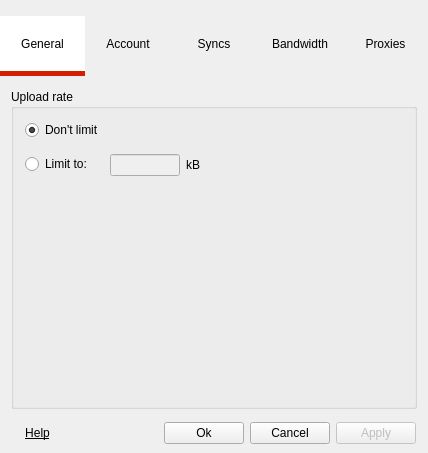
The window that Source/MEGASync/gui/SettingsDialog.ui (meganz/MEGAsync) describes before a commit, drawn with Qt 5.
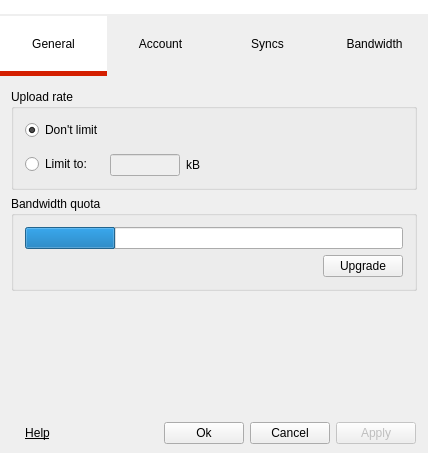
The same window after the commit. The open tabs and pages were chosen to show the change. Icons and pictures are not drawn.

Patch:
```diff
--- a/Source/MEGASync/gui/SettingsDialog.ui
+++ b/Source/MEGASync/gui/SettingsDialog.ui
@@ -32,7 +32,12 @@
    <string>Settings - MEGASync</string>
   </property>
   <property name="styleSheet">
-   <string notr="true">#wTabHeader QToolButton
+   <string notr="true">#lHeader
+{
+background-color: white;
+}
+
+#wTabHeader QToolButton
 {
 width: 70px;
 height: 60px;
@@ -199,13 +204,13 @@
        <widget class="QToolButton" name="bGeneral">
         <property name="minimumSize">
          <size>
-          <width>85</width>
+          <width>107</width>
           <height>60</height>
          </size>
         </property>
         <property name="maximumSize">
          <size>
-          <width>85</width>
+          <width>107</width>
           <height>60</height>
          </size>
         </property>
@@ -240,13 +245,13 @@
        <widget class="QToolButton" name="bAccount">
         <property name="minimumSize">
          <size>
-          <width>86</width>
+          <width>107</width>
           <height>60</height>
          </size>
         </property>
         <property name="maximumSize">
          <size>
-          <width>86</width>
+          <width>107</width>
           <height>60</height>
          </size>
         </property>
@@ -275,13 +280,13 @@
        <widget class="QToolButton" name="bSyncs">
         <property name="minimumSize">
          <size>
-          <width>86</width>
+          <width>107</width>
           <height>60</height>
          </size>
         </property>
         <property name="maximumSize">
          <size>
-          <width>86</width>
+          <width>107</width>
           <height>60</height>
          </size>
         </property>
@@ -310,13 +315,13 @@
        <widget class="QToolButton" name="bBandwidth">
         <property name="minimumSize">
          <size>
-          <width>86</width>
+          <width>107</width>
           <height>60</height>
          </size>
         </property>
         <property name="maximumSize">
          <size>
-          <width>86</width>
+          <width>107</width>
           <height>60</height>
          </size>
         </property>
@@ -341,44 +346,6 @@
         </property>
        </widget>
       </item>
-      <item>
-       <widget class="QToolButton" name="bProxies">
-        <property name="minimumSize">
-         <size>
-          <width>85</width>
-          <height>60</height>
-         </size>
-        </property>
-        <property name="maximumSize">
-         <size>
-          <width>85</width>
-          <height>60</height>
-         </size>
-        </property>
-        <property name="text">
-         <string>Proxies</string>
-        </property>
-        <property name="icon">
-         <iconset resource="Resources.qrc">
-          <normaloff>://images/proxies_32.png</normaloff>://images/proxies_32.png</iconset>
-        </property>
-        <property name="iconSize">
-         <size>
-          <width>32</width>
-          <height>32</height>
-         </size>
-        </property>
-        <property name="checkable">
-         <bool>true</bool>
-        </property>
-        <property name="checked">
-         <bool>false</bool>
-        </property>
-        <property name="toolButtonStyle">
-         <enum>Qt::ToolButtonTextUnderIcon</enum>
-        </property>
-       </widget>
-      </item>
      </layout>
     </widget>
    </item>
@@ -883,6 +850,69 @@
          </layout>
         </widget>
        </item>
+       <item>
+        <widget class="QGroupBox" name="groupBox">
+         <property name="title">
+          <string>Bandwidth quota</string>
+         </property>
+         <layout class="QVBoxLayout" name="verticalLayout">
+          <item>
+           <widget class="QProgressBar" name="pUsedBandwidth">
+            <property name="value">
+             <number>24</number>
+            </property>
+            <property name="textVisible">
+             <bool>false</bool>
+            </property>
+           </widget>
+          </item>
+          <item>
+           <layout class="QHBoxLayout" name="horizontalLayout">
+            <item>
+             <widget class="QLabel" name="lBandwidth">
+              <property name="text">
+               <string/>
+              </property>
+             </widget>
+            </item>
+            <item>
+             <spacer name="horizontalSpacer_2">
+              <property name="orientation">
+               <enum>Qt::Horizontal</enum>
+              </property>
+              <property name="sizeHint" stdset="0">
+               <size>
+                <width>40</width>
+                <height>20</height>
+               </size>
+              </property>
+             </spacer>
+            </item>
+            <item>
+             <widget class="QPushButton" name="bUpgradeBandwidth">
+              <property name="text">
+               <string>Upgrade</string>
+              </property>
+             </widget>
+            </item>
+           </layout>
+          </item>
+         </layout>
+        </widget>
+       </item>
+       <item>
+        <spacer name="verticalSpacer_3">
+         <property name="orientation">
+          <enum>Qt::Vertical</enum>
+         </property>
+         <property name="sizeHint" stdset="0">
+          <size>
+           <width>20</width>
+           <height>40</height>
+          </size>
+         </property>
+        </spacer>
+       </item>
       </layout>
      </widget>
      <widget class="QWidget" name="pProxies">
```
Left out of the diff: 24 changed lines with no effect on the pictures.
